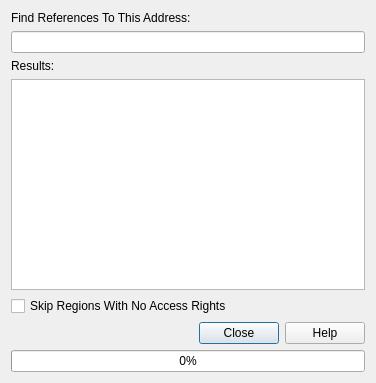
This is plugins/References/DialogReferences.ui in eteran/edb-debugger as Qt 5 draws it before an edit. The edited form follows.
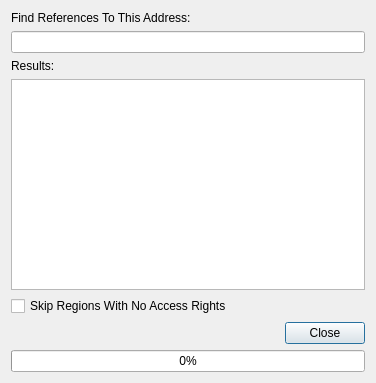
This is the edited form.

Commit message: chopped all of the disabled help buttons. They've been disabled since the very first release and frankly **if** edb ever has a comprehensive help system it is most likely to take the form of Wiki.

Patch:
```diff
--- a/plugins/References/DialogReferences.ui
+++ b/plugins/References/DialogReferences.ui
@@ -58,7 +58,7 @@
    <item>
     <widget class="QDialogButtonBox" name="buttonBox">
      <property name="standardButtons">
-      <set>QDialogButtonBox::Close|QDialogButtonBox::Help</set>
+      <set>QDialogButtonBox::Close</set>
      </property>
     </widget>
    </item>
```
The commit also changes 18 other files.
